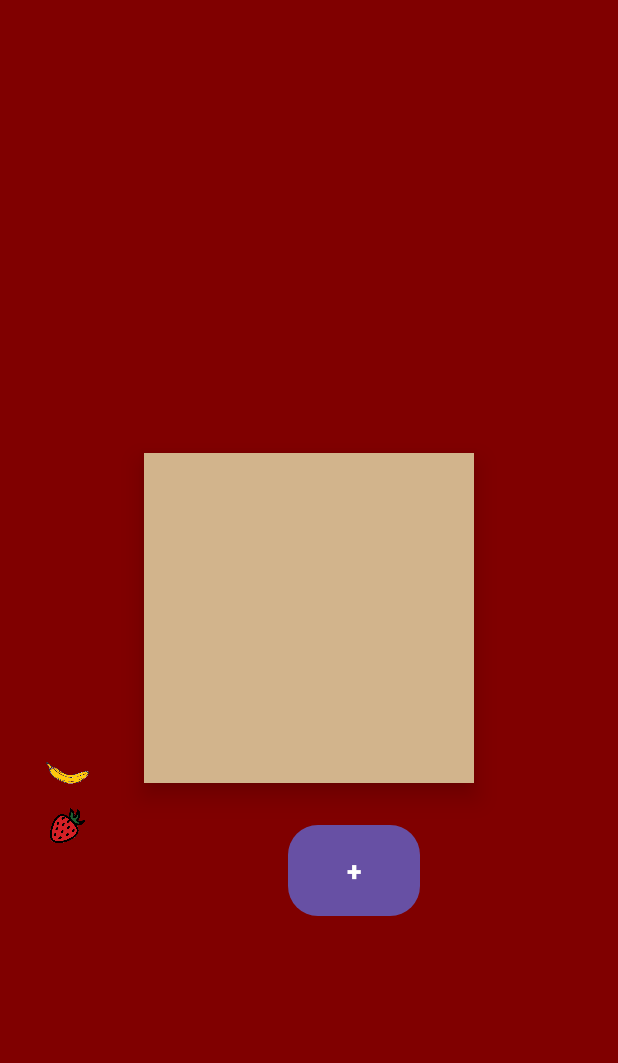
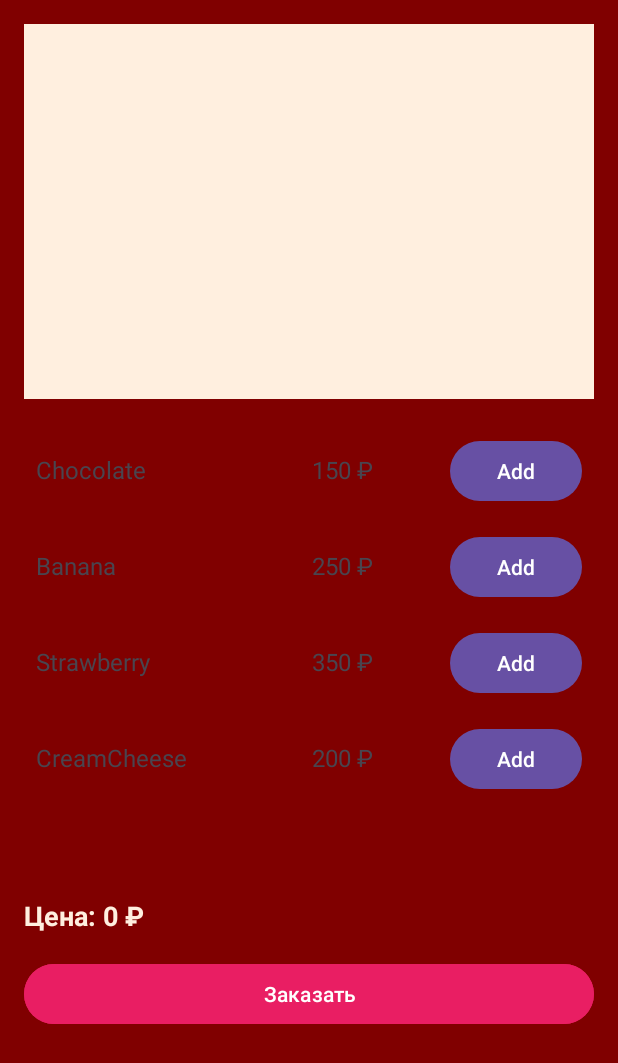
Before and after one commit to Griart135/CakesProject, an Android app: the CustomActivity screen opened directly, with no data from a screen before it, on a phone screen of 412 x 824 dp. Shown: the top 1063 px of the screen. Run offline under Robolectric (Android 15) with nearby library versions, the phone set to English and light mode, and no system bars.

Commit message:
Custom havaqel

```diff
--- a/app/src/main/AndroidManifest.xml
+++ b/app/src/main/AndroidManifest.xml
@@ -21,7 +21,8 @@
                 <category android:name="android.intent.category.LAUNCHER" />
             </intent-filter>
         </activity>
-        <activity android:name=".CustomActivity"></activity>
+        <activity android:name=".CustomActivity" android:exported="true"></activity>
+
     </application>
 
 </manifest>
--- a/app/src/main/java/com/example/afinal/CustomActivity.java
+++ b/app/src/main/java/com/example/afinal/CustomActivity.java
@@ -7,40 +7,53 @@ import android.widget.TextView;
 import androidx.appcompat.app.AppCompatActivity;
 import androidx.constraintlayout.widget.ConstraintLayout;
 import androidx.constraintlayout.widget.ConstraintSet;
+import androidx.recyclerview.widget.LinearLayoutManager;
+import androidx.recyclerview.widget.RecyclerView;
+
+import java.util.ArrayList;
+import java.util.List;
 
 public class CustomActivity extends AppCompatActivity {
+
+    private RecyclerView ingredientsRecyclerView;
+    private TextView totalPriceText;
+    private Button orderButton;
+    private IngredientAdapter adapter;
+    private List<Ingredient> selectedIngredients = new ArrayList<>();
+    private int totalPrice = 0;
 
     @Override
     protected void onCreate(Bundle savedInstanceState) {
         super.onCreate(savedInstanceState);
         setContentView(R.layout.activity_piece);
 
-        Button addBananaButton = findViewById(R.id.addBananaButton);
-        ConstraintLayout constraintLayout = findViewById(R.id.layoutPiece);
+        ingredientsRecyclerView = findViewById(R.id.ingredients_list);
+        totalPriceText = findViewById(R.id.total_price);
+        orderButton = findViewById(R.id.btn_order);
 
-        addBananaButton.setOnClickListener(new View.OnClickListener() {
-            @Override
-            public void onClick(View v) {
-                BananaPlus(constraintLayout);
-            }
-        });
+        ingredientsRecyclerView.setLayoutManager(new LinearLayoutManager(this));
+        adapter = new IngredientAdapter(getIngredients(), this::onIngredientSelected);
+        ingredientsRecyclerView.setAdapter(adapter);
+
+        orderButton.setOnClickListener(view -> placeOrder());
     }
 
-    private void BananaPlus(ConstraintLayout layout) {
-        TextView bananPlus = new TextView(this);
-        bananPlus.setId(View.generateViewId());
-        bananPlus.setText("Банан");
-        bananPlus.setTextSize(18);
-        bananPlus.setTextColor(getResources().getColor(android.R.color.black));
+    private List<Ingredient> getIngredients() {
+        List<Ingredient> ingredients = new ArrayList<>();
+        ingredients.add(new Ingredient("Chocolate", 150));
+        ingredients.add(new Ingredient("Banana", 250));
+        ingredients.add(new Ingredient("Strawberry", 350));
+        ingredients.add(new Ingredient("CreamCheese", 200));
+        return ingredients;
+    }
 
-        layout.addView(bananPlus);
+    private void onIngredientSelected(Ingredient ingredient) {
+        selectedIngredients.add(ingredient);
+        totalPrice += ingredient.getPrice();
+        totalPriceText.setText("Price: " + totalPrice + " ₽");
+    }
 
-        ConstraintSet constraintSet = new ConstraintSet();
-        constraintSet.clone(layout);
+    private void placeOrder() {
 
-        constraintSet.connect(bananPlus.getId(), ConstraintSet.TOP, R.id.plateBackground, ConstraintSet.TOP, 16);
-        constraintSet.connect(bananPlus.getId(), ConstraintSet.START, R.id.plateBackground, ConstraintSet.START, 16);
-
-        constraintSet.applyTo(layout);
     }
 }
--- /dev/null
+++ b/app/src/main/java/com/example/afinal/Ingredient.java
@@ -0,0 +1,19 @@
+package com.example.afinal;
+
+public class Ingredient {
+    private String name;
+    private int price;
+
+    public Ingredient(String name, int price) {
+        this.name = name;
+        this.price = price;
+    }
+
+    public String getName() {
+        return name;
+    }
+
+    public int getPrice() {
+        return price;
+    }
+}
--- /dev/null
+++ b/app/src/main/java/com/example/afinal/IngredientAdapter.java
@@ -0,0 +1,60 @@
+package com.example.afinal;
+
+import android.annotation.SuppressLint;
+import android.view.LayoutInflater;
+import android.view.View;
+import android.view.ViewGroup;
+import android.widget.Button;
+import android.widget.TextView;
+import androidx.annotation.NonNull;
+import androidx.recyclerview.widget.RecyclerView;
+import java.util.List;
+
+public class IngredientAdapter extends RecyclerView.Adapter<IngredientAdapter.ViewHolder> {
+
+    private final List<Ingredient> ingredients;
+    private final OnIngredientClickListener listener;
+
+    public interface OnIngredientClickListener {
+        void onIngredientClick(Ingredient ingredient);
+    }
+
+    public IngredientAdapter(List<Ingredient> ingredients, OnIngredientClickListener listener) {
+        this.ingredients = ingredients;
+        this.listener = listener;
+    }
+
+    @NonNull
+    @Override
+    public ViewHolder onCreateViewHolder(@NonNull ViewGroup parent, int viewType) {
+        View view = LayoutInflater.from(parent.getContext()).inflate(R.layout.item_ingredient, parent, false);
+        return new ViewHolder(view);
+    }
+
+    @Override
+    public void onBindViewHolder(@NonNull ViewHolder holder, int position) {
+        Ingredient ingredient = ingredients.get(position);
+        holder.nameTextView.setText(ingredient.getName());
+        holder.priceTextView.setText(ingredient.getPrice() + " ₽");
+
+        holder.addButton.setOnClickListener(v -> listener.onIngredientClick(ingredient));
+    }
+
+    @Override
+    public int getItemCount() {
+        return ingredients.size();
+    }
+
+    static class ViewHolder extends RecyclerView.ViewHolder {
+        TextView nameTextView, priceTextView;
+        Button addButton;
+
+
+        ViewHolder(View itemView) {
+            super(itemView);
+            nameTextView = itemView.findViewById(R.id.ingredient_name);
+            priceTextView = itemView.findViewById(R.id.ingredient_price);
+            addButton = itemView.findViewById(R.id.btn_add);
+        }
+    }
+}
--- a/app/src/main/res/layout/activity_piece.xml
+++ b/app/src/main/res/layout/activity_piece.xml
@@ -1,61 +1,42 @@
 <?xml version="1.0" encoding="utf-8"?>
-<androidx.constraintlayout.widget.ConstraintLayout
-    xmlns:android="http://schemas.android.com/apk/res/android"
-    xmlns:app="http://schemas.android.com/apk/res-auto"
-    xmlns:tools="http://schemas.android.com/tools"
+<LinearLayout xmlns:android="http://schemas.android.com/apk/res/android"
     android:layout_width="match_parent"
     android:layout_height="match_parent"
-    android:background="#800000"
-    android:id="@+id/layoutPiece">
+    android:orientation="vertical"
+    android:padding="16dp"
+    android:background="#800000">
 
-    <View
-        android:id="@+id/plateBackground"
-        android:layout_width="220dp"
-        android:layout_height="220dp"
-        android:background="#D2B48C"
-        android:elevation="10dp"
-        app:layout_constraintTop_toTopOf="parent"
-        app:layout_constraintBottom_toBottomOf="parent"
-        app:layout_constraintStart_toStartOf="parent"
-        app:layout_constraintEnd_toEndOf="parent"/>
+    <FrameLayout
+        android:id="@+id/cake_preview"
+        android:layout_width="match_parent"
+        android:layout_height="250dp"
+        android:background="#FFEFDF"
+        android:gravity="center" />
 
-    <ImageView
-        android:id="@+id/bananaImage"
-        android:layout_width="30dp"
-        android:layout_height="30dp"
-        android:src="@drawable/banana4"
-        android:elevation="9dp"
-        android:layout_marginTop="500dp"
-        android:layout_marginStart="30dp"
-        app:layout_constraintTop_toTopOf="parent"
-        app:layout_constraintStart_toStartOf="parent" />
+    <androidx.recyclerview.widget.RecyclerView
+        android:id="@+id/ingredients_list"
+        android:layout_width="match_parent"
+        android:layout_height="300dp"
+        android:layout_marginTop="16dp"
+        android:scrollbars="vertical" />
+
+    <TextView
+        android:id="@+id/total_price"
+        android:layout_width="wrap_content"
+        android:layout_height="wrap_content"
+        android:text="Цена: 0 ₽"
+        android:textSize="18sp"
+        android:textStyle="bold"
+        android:textColor="#FFEFDF"
+        android:layout_marginTop="16dp" />
 
     <Button
-        android:id="@+id/addBananaButton"
-        android:layout_width="wrap_content"
+        android:id="@+id/btn_order"
+        android:layout_width="match_parent"
         android:layout_height="wrap_content"
-        android:text="+"
-        android:textColor="@color/white"
-        android:textSize="18sp"
-        android:textStyle="bold"
-        android:background="@drawable/button_design"
-        android:padding="14dp"
-        android:elevation="8dp"
-        app:layout_constraintTop_toBottomOf="@+id/plateBackground"
-        android:layout_marginTop="50dp"
-        app:layout_constraintStart_toEndOf="@id/bananaImage"
-        app:layout_constraintEnd_toEndOf="parent"
-        app:layout_constraintTop_toTopOf="@id/bananaImage"/>
+        android:text="Заказать"
+        android:backgroundTint="#E91E63"
+        android:textColor="#FFFFFF"
+        android:layout_marginTop="16dp" />
 
-    <ImageView
-        android:id="@+id/strawberryImage"
-        android:layout_width="30dp"
-        android:layout_height="30dp"
-        android:src="@drawable/straw1"
-        android:elevation="6dp"
-        android:layout_marginTop="5dp"
-        android:layout_marginStart="30dp"
-        app:layout_constraintTop_toBottomOf="@id/bananaImage"
-        app:layout_constraintStart_toStartOf="parent"/>
-
-</androidx.constraintlayout.widget.ConstraintLayout>
+</LinearLayout>
--- a/app/src/main/res/layout/dialog_filter.xml
+++ b/app/src/main/res/layout/dialog_filter.xml
@@ -9,20 +9,30 @@
     android:background="#800000">
 
     <RadioButton
-        android:id="@+id/radio_filter1"
+        android:id="@+id/radio_filter_chocolate"
         android:layout_width="wrap_content"
         android:layout_height="wrap_content"
-        android:text="Filter 1"
+        android:text="Chocolate"
         tools:ignore="MissingConstraints"
         android:textColor="#F5F5DC"/>
 
     <RadioButton
-        android:id="@+id/radio_filter2"
-        app:layout_constraintTop_toBottomOf="@+id/radio_filter1"
+        android:id="@+id/radio_filter_banana"
+        app:layout_constraintTop_toBottomOf="@+id/radio_filter_chocolate"
         android:layout_marginTop="20dp"
         android:layout_width="wrap_content"
         android:layout_height="wrap_content"
-        android:text="Filter 2"
+        android:text="Banana"
+        android:textColor="#F5F5DC"
+        tools:ignore="MissingConstraints" />
+
+    <RadioButton
+        android:id="@+id/radio_filter_strawberry"
+        app:layout_constraintTop_toBottomOf="@+id/radio_filter_banana"
+        android:layout_marginTop="20dp"
+        android:layout_width="wrap_content"
+        android:layout_height="wrap_content"
+        android:text="Strawberry"
         android:textColor="#F5F5DC"
         tools:ignore="MissingConstraints" />
 
--- /dev/null
+++ b/app/src/main/res/layout/item_ingredient.xml
@@ -0,0 +1,30 @@
+<?xml version="1.0" encoding="utf-8"?>
+<LinearLayout xmlns:android="http://schemas.android.com/apk/res/android"
+    android:layout_width="match_parent"
+    android:layout_height="wrap_content"
+    android:orientation="horizontal"
+    android:padding="8dp">
+
+    <TextView
+        android:id="@+id/ingredient_name"
+        android:layout_width="0dp"
+        android:layout_height="wrap_content"
+        android:layout_weight="2"
+        android:textSize="16sp"/>
+
+     <TextView
+        android:id="@+id/ingredient_price"
+        android:layout_width="0dp"
+        android:layout_height="wrap_content"
+        android:layout_weight="1"
+        android:textSize="16sp"/>
+
+     <Button
+        android:id="@+id/btn_add"
+        android:layout_width="wrap_content"
+        android:layout_height="wrap_content"
+        android:text="Add"/>
+
+
+
+</LinearLayout>
```
